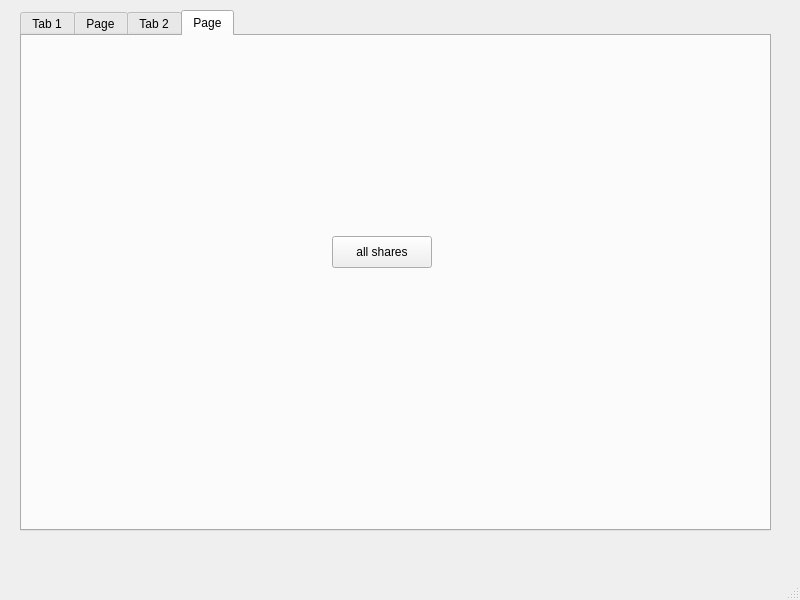
First picture: the form in apps/mainwindow.ui, repository coolGroup2005/tinkoffsdk_qt_app, before the edit.
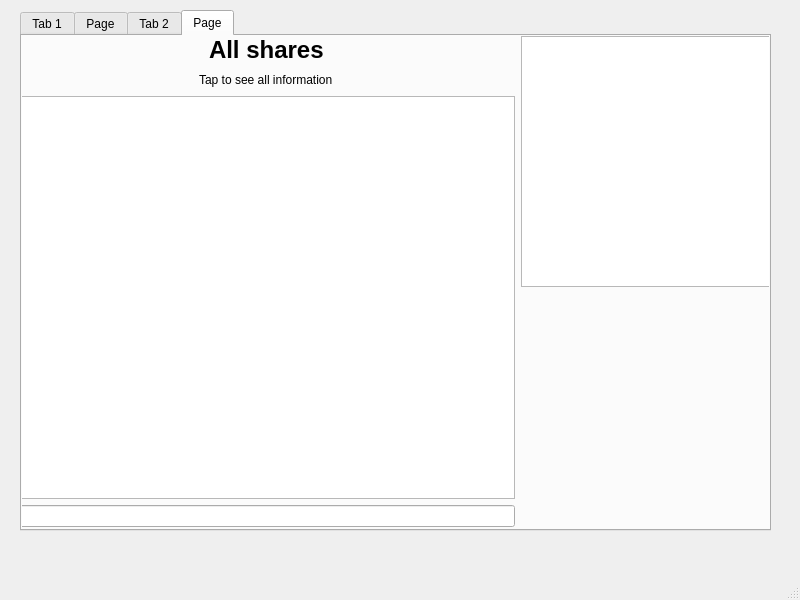
Second picture: the form after the edit.

What changed in the file:
```diff
--- a/apps/mainwindow.ui
+++ b/apps/mainwindow.ui
@@ -206,18 +206,134 @@
         <attribute name="title">
          <string>Page</string>
         </attribute>
-        <widget class="QPushButton" name="buttonWindow1">
+        <widget class="QWidget" name="horizontalLayoutWidget">
          <property name="geometry">
           <rect>
-           <x>310</x>
-           <y>200</y>
-           <width>100</width>
-           <height>32</height>
+           <x>-10</x>
+           <y>0</y>
+           <width>761</width>
+           <height>501</height>
           </rect>
          </property>
-         <property name="text">
-          <string>all shares</string>
-         </property>
+         <layout class="QHBoxLayout" name="horizontalLayout" stretch="2,1">
+          <item>
+           <layout class="QVBoxLayout" name="verticalLayout_5">
+            <property name="leftMargin">
+             <number>5</number>
+            </property>
+            <property name="bottomMargin">
+             <number>10</number>
+            </property>
+            <item>
+             <layout class="QHBoxLayout" name="horizontalLayout_5">
+              <property name="spacing">
+               <number>-1</number>
+              </property>
+              <item>
+               <spacer name="horizontalSpacer_6">
+                <property name="orientation">
+                 <enum>Qt::Horizontal</enum>
+                </property>
+                <property name="sizeHint" stdset="0">
+                 <size>
+                  <width>40</width>
+                  <height>20</height>
+                 </size>
+                </property>
+               </spacer>
+              </item>
+              <item>
+               <widget class="QLabel" name="label_5">
+                <property name="text">
+                 <string>&lt;html&gt;&lt;head/&gt;&lt;body&gt;&lt;p&gt;&lt;span style=&quot; font-size:18pt; font-weight:700;&quot;&gt;All shares&lt;/span&gt;&lt;/p&gt;&lt;/body&gt;&lt;/html&gt;</string>
+                </property>
+               </widget>
+              </item>
+              <item>
+               <spacer name="horizontalSpacer_7">
+                <property name="orientation">
+                 <enum>Qt::Horizontal</enum>
+                </property>
+                <property name="sizeHint" stdset="0">
+                 <size>
+                  <width>40</width>
+                  <height>20</height>
+                 </size>
+                </property>
+               </spacer>
+              </item>
+             </layout>
+            </item>
+            <item>
+             <layout class="QHBoxLayout" name="horizontalLayout_4">
+              <item>
+               <spacer name="horizontalSpacer_5">
+                <property name="orientation">
+                 <enum>Qt::Horizontal</enum>
+                </property>
+                <property name="sizeHint" stdset="0">
+                 <size>
+                  <width>40</width>
+                  <height>20</height>
+                 </size>
+                </property>
+               </spacer>
+              </item>
+              <item>
+               <widget class="QLabel" name="label_4">
+                <property name="text">
+                 <string>Tap to see all information</string>
+                </property>
+               </widget>
+              </item>
+              <item>
+               <spacer name="horizontalSpacer_4">
+                <property name="orientation">
+                 <enum>Qt::Horizontal</enum>
+                </property>
+                <property name="sizeHint" stdset="0">
+                 <size>
+                  <width>40</width>
+                  <height>20</height>
+                 </size>
+                </property>
+               </spacer>
+              </item>
+             </layout>
+            </item>
+            <item>
+             <widget class="QListView" name="listView">
+              <property name="movement">
+               <enum>QListView::Static</enum>
+              </property>
+             </widget>
+            </item>
+            <item>
+             <widget class="QLineEdit" name="lineEdit"/>
+            </item>
+           </layout>
+          </item>
+          <item>
+           <layout class="QVBoxLayout" name="verticalLayout_4">
+            <item>
+             <widget class="QTextEdit" name="textEdit_2"/>
+            </item>
+            <item>
+             <spacer name="verticalSpacer_6">
+              <property name="orientation">
+               <enum>Qt::Vertical</enum>
+              </property>
+              <property name="sizeHint" stdset="0">
+               <size>
+                <width>20</width>
+                <height>40</height>
+               </size>
+              </property>
+             </spacer>
+            </item>
+           </layout>
+          </item>
+         </layout>
         </widget>
        </widget>
       </widget>
```
